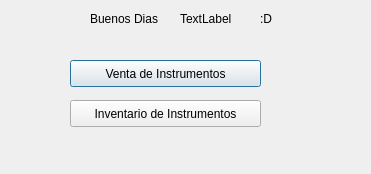
This is loggedgato.ui in guillelopez22/projecto_progra3_GuillermoLopez11141097 as Qt 5 draws it before an edit. The edited form follows.
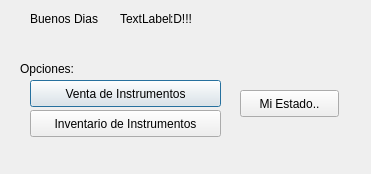
This is the edited form.

Patch:
```diff
--- a/loggedgato.ui
+++ b/loggedgato.ui
@@ -16,8 +16,8 @@
   <widget class="QPushButton" name="pushButton_4">
    <property name="geometry">
     <rect>
-     <x>70</x>
-     <y>60</y>
+     <x>30</x>
+     <y>80</y>
      <width>191</width>
      <height>27</height>
     </rect>
@@ -29,8 +29,8 @@
   <widget class="QPushButton" name="pushButton_5">
    <property name="geometry">
     <rect>
-     <x>70</x>
-     <y>100</y>
+     <x>30</x>
+     <y>110</y>
      <width>191</width>
      <height>27</height>
     </rect>
@@ -42,7 +42,7 @@
   <widget class="QLabel" name="label">
    <property name="geometry">
     <rect>
-     <x>90</x>
+     <x>30</x>
      <y>10</y>
      <width>91</width>
      <height>17</height>
@@ -55,7 +55,7 @@
   <widget class="QLabel" name="gato">
    <property name="geometry">
     <rect>
-     <x>180</x>
+     <x>120</x>
      <y>10</y>
      <width>67</width>
      <height>17</height>
@@ -68,14 +68,40 @@
   <widget class="QLabel" name="label_2">
    <property name="geometry">
     <rect>
-     <x>260</x>
+     <x>170</x>
      <y>10</y>
+     <width>31</width>
+     <height>17</height>
+    </rect>
+   </property>
+   <property name="text">
+    <string>:D!!!</string>
+   </property>
+  </widget>
+  <widget class="QLabel" name="label_3">
+   <property name="geometry">
+    <rect>
+     <x>20</x>
+     <y>60</y>
      <width>67</width>
      <height>17</height>
     </rect>
    </property>
    <property name="text">
-    <string>:D</string>
+    <string>Opciones: </string>
+   </property>
+  </widget>
+  <widget class="QPushButton" name="pushButton">
+   <property name="geometry">
+    <rect>
+     <x>240</x>
+     <y>90</y>
+     <width>99</width>
+     <height>27</height>
+    </rect>
+   </property>
+   <property name="text">
+    <string>Mi Estado..</string>
    </property>
   </widget>
  </widget>
```
